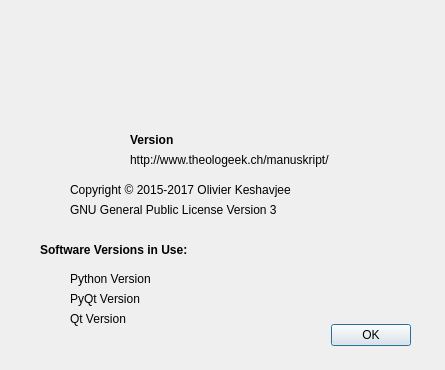
Before: the Qt Designer form manuskript/ui/about_ui.ui in olivierkes/manuskript, drawn with Qt 5.
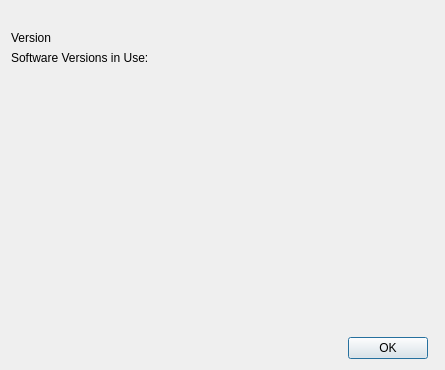
After: the same form once the commit is applied. Icons and pictures are not drawn.

Commit message: Put software version in one sigle label to allow easier copy/pasting

Diff of the .ui file:
```diff
--- a/manuskript/ui/about_ui.ui
+++ b/manuskript/ui/about_ui.ui
@@ -20,31 +20,32 @@
    <iconset>
     <normaloff>../../icons/Manuskript/icon-64px.png</normaloff>../../icons/Manuskript/icon-64px.png</iconset>
   </property>
-  <widget class="QDialogButtonBox" name="buttonBox">
-   <property name="geometry">
-    <rect>
-     <x>20</x>
-     <y>320</y>
-     <width>391</width>
-     <height>30</height>
-    </rect>
-   </property>
-   <property name="orientation">
-    <enum>Qt::Horizontal</enum>
-   </property>
-   <property name="standardButtons">
-    <set>QDialogButtonBox::Ok</set>
-   </property>
-  </widget>
+  <layout class="QGridLayout" name="gridLayout">
+   <item row="2" column="0" colspan="2">
+    <widget class="QLabel" name="labelManuskriptVersion">
+     <property name="text">
+      <string notr="true">Version</string>
+     </property>
+     <property name="textInteractionFlags">
+      <set>Qt::LinksAccessibleByMouse|Qt::TextSelectableByMouse</set>
+     </property>
+    </widget>
+   </item>
+   <item row="5" column="0">
+    <spacer name="verticalSpacer">
+     <property name="orientation">
+      <enum>Qt::Vertical</enum>
+     </property>
+     <property name="sizeHint" stdset="0">
+      <size>
+       <width>20</width>
+       <height>40</height>
+      </size>
+     </property>
+    </spacer>
+   </item>
+   <item row="0" column="0" colspan="2">
   <widget class="QLabel" name="labelLogo">
-   <property name="geometry">
-    <rect>
-     <x>30</x>
-     <y>20</y>
-     <width>381</width>
-     <height>111</height>
-    </rect>
-   </property>
    <property name="toolTip">
     <string>Manuskript</string>
    </property>
@@ -55,146 +56,31 @@
     <pixmap>../../icons/Manuskript/logo-400x104.png</pixmap>
    </property>
   </widget>
-  <widget class="QLabel" name="labelCopyright">
-   <property name="geometry">
-    <rect>
-     <x>70</x>
-     <y>180</y>
-     <width>361</width>
-     <height>21</height>
-    </rect>
-   </property>
-   <property name="text">
-    <string notr="true">Copyright © 2015-2017 Olivier Keshavjee</string>
-   </property>
-   <property name="textInteractionFlags">
-    <set>Qt::LinksAccessibleByMouse|Qt::TextSelectableByMouse</set>
-   </property>
-  </widget>
-  <widget class="QLabel" name="labelLicense">
-   <property name="geometry">
-    <rect>
-     <x>70</x>
-     <y>200</y>
-     <width>361</width>
-     <height>20</height>
-    </rect>
-   </property>
-   <property name="text">
-    <string notr="true">GNU General Public License Version 3</string>
-   </property>
-   <property name="textInteractionFlags">
-    <set>Qt::LinksAccessibleByMouse|Qt::TextSelectableByMouse</set>
-   </property>
-  </widget>
-  <widget class="QLabel" name="labelManuskriptVersion">
-   <property name="geometry">
-    <rect>
-     <x>130</x>
-     <y>130</y>
-     <width>301</width>
-     <height>20</height>
-    </rect>
-   </property>
-   <property name="font">
-    <font>
-     <weight>75</weight>
-     <bold>true</bold>
-    </font>
-   </property>
-   <property name="text">
-    <string notr="true">Version</string>
-   </property>
-   <property name="textInteractionFlags">
-    <set>Qt::LinksAccessibleByMouse|Qt::TextSelectableByMouse</set>
-   </property>
-  </widget>
-  <widget class="QLabel" name="labelSoftwareHeading">
-   <property name="geometry">
-    <rect>
-     <x>40</x>
-     <y>240</y>
-     <width>391</width>
-     <height>20</height>
-    </rect>
-   </property>
-   <property name="font">
-    <font>
-     <weight>75</weight>
-     <bold>true</bold>
-    </font>
-   </property>
+   </item>
+   <item row="4" column="0">
+    <widget class="QLabel" name="labelSoftwareVersion">
    <property name="text">
     <string notr="true">Software Versions in Use:</string>
    </property>
-   <property name="textInteractionFlags">
-    <set>Qt::LinksAccessibleByMouse|Qt::TextSelectableByMouse</set>
-   </property>
-  </widget>
-  <widget class="QLabel" name="labelPythonVersion">
-   <property name="geometry">
-    <rect>
-     <x>70</x>
-     <y>270</y>
-     <width>361</width>
-     <height>18</height>
-    </rect>
-   </property>
-   <property name="text">
-    <string notr="true">Python Version</string>
-   </property>
+     <property name="alignment">
+      <set>Qt::AlignLeading|Qt::AlignLeft|Qt::AlignTop</set>
+     </property>
    <property name="textInteractionFlags">
     <set>Qt::LinksAccessibleByMouse|Qt::TextSelectableByMouse</set>
    </property>
   </widget>
-  <widget class="QLabel" name="labelQtVersion">
-   <property name="geometry">
-    <rect>
-     <x>70</x>
-     <y>310</y>
-     <width>361</width>
-     <height>18</height>
-    </rect>
-   </property>
-   <property name="text">
-    <string notr="true">Qt Version</string>
-   </property>
-   <property name="textInteractionFlags">
-    <set>Qt::LinksAccessibleByMouse|Qt::TextSelectableByMouse</set>
-   </property>
-  </widget>
-  <widget class="QLabel" name="labelPyQtVersion">
-   <property name="geometry">
-    <rect>
-     <x>70</x>
-     <y>290</y>
-     <width>361</width>
-     <height>18</height>
-    </rect>
-   </property>
-   <property name="text">
-    <string notr="true">PyQt Version</string>
-   </property>
-   <property name="textInteractionFlags">
-    <set>Qt::LinksAccessibleByMouse|Qt::TextSelectableByMouse</set>
-   </property>
-  </widget>
-  <widget class="QLabel" name="labelWebsite">
-   <property name="geometry">
-    <rect>
-     <x>130</x>
-     <y>150</y>
-     <width>301</width>
-     <height>20</height>
-    </rect>
-   </property>
-   <property name="text">
-    <string notr="true">http://www.theologeek.ch/manuskript/</string>
-   </property>
-   <property name="textInteractionFlags">
-    <set>Qt::LinksAccessibleByMouse|Qt::TextSelectableByMouse</set>
-   </property>
-  </widget>
+   </item>
+   <item row="7" column="0">
+    <widget class="QDialogButtonBox" name="buttonBox">
+     <property name="orientation">
+      <enum>Qt::Horizontal</enum>
+     </property>
+     <property name="standardButtons">
+      <set>QDialogButtonBox::Ok</set>
+     </property>
+    </widget>
+   </item>
+  </layout>
  </widget>
  <resources/>
  <connections>
```
Lines whose indentation alone changed are shown as unchanged. The commit also changes 3 other files.
